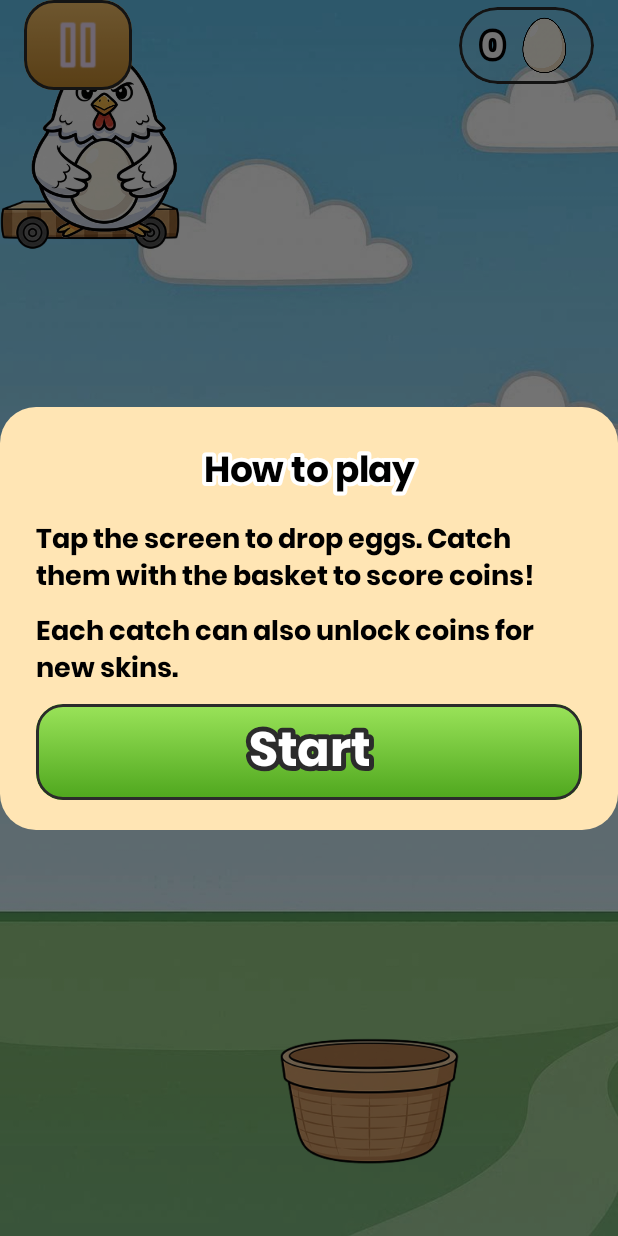
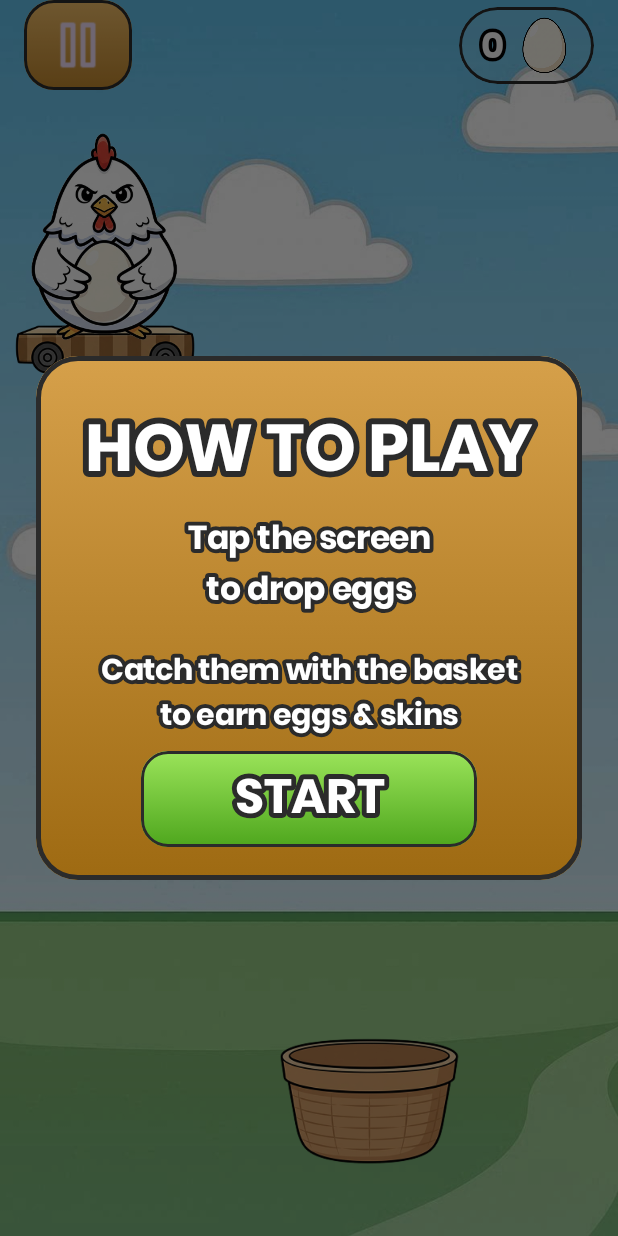
Before and after one commit to Maksym-Latt/KV-Chicken-Egg-Droper, an Android app built with Jetpack Compose: the GameScreen screen opened through its navigation route, on a phone screen of 412 x 824 dp. Run offline under Robolectric (Android 15) with nearby library versions, the phone set to English and light mode, and no system bars; our stand-ins replace Dagger/Hilt's generated code.

Commit message:
App version increase

```diff
--- a/app/src/main/java/com/chicken/eggdropper/ui/screens/game/GameScreen.kt
+++ b/app/src/main/java/com/chicken/eggdropper/ui/screens/game/GameScreen.kt
@@ -10,6 +10,7 @@ import androidx.compose.foundation.layout.BoxWithConstraints
 import androidx.compose.foundation.layout.Column
 import androidx.compose.foundation.layout.Row
 import androidx.compose.foundation.layout.WindowInsets
+import androidx.compose.foundation.layout.asPaddingValues
 import androidx.compose.foundation.layout.fillMaxSize
 import androidx.compose.foundation.layout.fillMaxWidth
 import androidx.compose.foundation.layout.offset
@@ -46,6 +47,7 @@ import com.chicken.eggdropper.ui.components.GradientIconButton
 import com.chicken.eggdropper.ui.components.OutlineText
 import com.chicken.eggdropper.ui.components.PrimaryButton
 import com.chicken.eggdropper.ui.components.SecondaryButton
+
 @Composable
 fun GameScreen(
     uiState: GameUiState,
@@ -92,21 +94,28 @@ fun GameScreen(
             val chickenWidth = 140.dp
             val plateWidth = 120.dp
             val basketSize = if (uiState.basketType == BasketType.SMALL) 82.dp else 120.dp
+
             val chickenX = (maxWidth - chickenWidth) * uiState.chickenX
+            val plateX = chickenX + (chickenWidth - plateWidth) / 2
+
             val basketX = (maxWidth - basketSize) * uiState.basketX
-            val plateX = (maxWidth - plateWidth) * uiState.chickenX
             val basketCenterY = maxHeight - basketSize / 2 - 30.dp
+
             val eggStartY = 160.dp
             val eggFallDistance = (basketCenterY - eggStartY - 24.dp).coerceAtLeast(0.dp)
             val eggProgress = uiState.eggState.y.coerceIn(0f, 1f)
             val eggY = eggStartY + eggFallDistance * eggProgress
+
+            val safeTop = WindowInsets.safeDrawing.asPaddingValues().calculateTopPadding()
+            val hudHeightEstimate = 56.dp
+            val chickenTopY = safeTop + hudHeightEstimate + 32.dp
 
             Image(
                 painter = painterResource(id = R.drawable.item_plate),
                 contentDescription = null,
                 modifier = Modifier
                     .align(Alignment.TopStart)
-                    .offset(x = plateX, y = 90.dp)
+                    .offset(x = plateX, y = chickenTopY + 85.dp)
                     .size(plateWidth)
             )
 
@@ -117,7 +126,7 @@ fun GameScreen(
                 contentDescription = null,
                 modifier = Modifier
                     .align(Alignment.TopStart)
-                    .offset(x = chickenX, y = 20.dp)
+                    .offset(x = chickenX, y = chickenTopY)
                     .size(chickenWidth)
             )
 
@@ -134,7 +143,6 @@ fun GameScreen(
 
             BasketRow(basketX = basketX, basketType = uiState.basketType)
         }
-
         TopHud(uiState = uiState, onTogglePause = onTogglePause)
 
         if (uiState.showIntro) {
@@ -162,6 +170,7 @@ fun GameScreen(
         }
     }
 }
+
 @Composable
 private fun TopHud(
     uiState: GameUiState,
--- a/app/src/main/java/com/chicken/eggdropper/ui/screens/game/IntroOverlay.kt
+++ b/app/src/main/java/com/chicken/eggdropper/ui/screens/game/IntroOverlay.kt
@@ -1,11 +1,15 @@
 package com.chicken.eggdropper.ui.screens.game
 
 import androidx.compose.foundation.background
+import androidx.compose.foundation.border
 import androidx.compose.foundation.layout.Arrangement
 import androidx.compose.foundation.layout.Box
 import androidx.compose.foundation.layout.Column
+import androidx.compose.foundation.layout.Spacer
 import androidx.compose.foundation.layout.fillMaxSize
 import androidx.compose.foundation.layout.fillMaxWidth
+import androidx.compose.foundation.layout.height
+import androidx.compose.foundation.layout.offset
 import androidx.compose.foundation.layout.padding
 import androidx.compose.foundation.shape.RoundedCornerShape
 import androidx.compose.material3.Surface
@@ -13,6 +17,8 @@ import androidx.compose.material3.Text
 import androidx.compose.runtime.Composable
 import androidx.compose.ui.Alignment
 import androidx.compose.ui.Modifier
+import androidx.compose.ui.draw.clip
+import androidx.compose.ui.graphics.Brush
 import androidx.compose.ui.graphics.Color
 import androidx.compose.ui.graphics.SolidColor
 import androidx.compose.ui.unit.dp
@@ -20,40 +26,89 @@ import androidx.compose.ui.unit.sp
 import com.chicken.eggdropper.ui.components.OutlineText
 import com.chicken.eggdropper.ui.components.PrimaryButton
 
-
 @Composable
-fun IntroOverlay(onStart: () -> Unit) {
+fun IntroOverlay(
+    onStart: () -> Unit
+) {
     Box(
         modifier = Modifier
             .fillMaxSize()
-            .background(Color.Black.copy(alpha = 0.55f)),
+            .background(Color.Black.copy(alpha = 0.55f))
+            .padding(24.dp),
         contentAlignment = Alignment.Center
     ) {
-        Surface(
-            shape = RoundedCornerShape(24.dp),
-            color = Color(0xFFffe5b4),
-            tonalElevation = 4.dp
+        val shape = RoundedCornerShape(28.dp)
+
+        Box(
+            modifier = Modifier
+                .fillMaxWidth()
+                .clip(shape)
+                .background(
+                    Brush.verticalGradient(
+                        listOf(
+                            Color(0xFFD6A04A),
+                            Color(0xFF9E6A12)
+                        )
+                    )
+                )
+                .border(3.dp, Color(0xFF2B2B2B), shape)
+                .padding(horizontal = 22.dp, vertical = 22.dp)
         ) {
             Column(
-                modifier = Modifier.padding(horizontal = 24.dp, vertical = 20.dp),
-                verticalArrangement = Arrangement.spacedBy(12.dp),
+                modifier = Modifier.fillMaxWidth(),
                 horizontalAlignment = Alignment.CenterHorizontally
             ) {
                 OutlineText(
-                    text = "How to play",
-                    fontSize = 24.sp,
-                    brush = SolidColor(Color.Black),
-                    borderColor = Color.White
+                    text = "HOW TO PLAY",
+                    fontSize = 44.sp,
+                    borderSize = 12f,
+                    brush = SolidColor(Color.White),
+                    borderColor = Color(0xFF2B2B2B)
                 )
-                Text(
-                    text = "Tap the screen to drop eggs. Catch them with the basket to score coins!",
-                    color = Color.Black
+
+                OutlineText(
+                    text = "Tap the screen",
+                    fontSize = 22.sp,
+                    stretchExpand = false,
+                    brush = SolidColor(Color.White),
+                    borderColor = Color(0xFF2B2B2B)
                 )
-                Text(
-                    text = "Each catch can also unlock coins for new skins.",
-                    color = Color.Black
+
+                OutlineText(
+                    text = "to drop eggs",
+                    fontSize = 22.sp,
+                    stretchExpand = false,
+                    brush = SolidColor(Color.White),
+                    borderColor = Color(0xFF2B2B2B),
+                    modifier = Modifier.offset(y = (-6).dp)
                 )
-                PrimaryButton(text = "Start", modifier = Modifier.fillMaxWidth(), onClick = onStart)
+
+                Spacer(modifier = Modifier.height(10.dp))
+
+                OutlineText(
+                    text = "Catch them with the basket",
+                    fontSize = 20.sp,
+                    stretchExpand = false,
+                    brush = SolidColor(Color.White),
+                    borderColor = Color(0xFF2B2B2B)
+                )
+
+                OutlineText(
+                    text = "to earn eggs & skins",
+                    fontSize = 20.sp,
+                    stretchExpand = false,
+                    brush = SolidColor(Color.White),
+                    borderColor = Color(0xFF2B2B2B),
+                    modifier = Modifier.offset(y = (-6).dp)
+                )
+
+
+                PrimaryButton(
+                    text = "START",
+                    modifier = Modifier.fillMaxWidth(0.7f),
+                    onClick = onStart
+                )
+
             }
         }
     }
```
